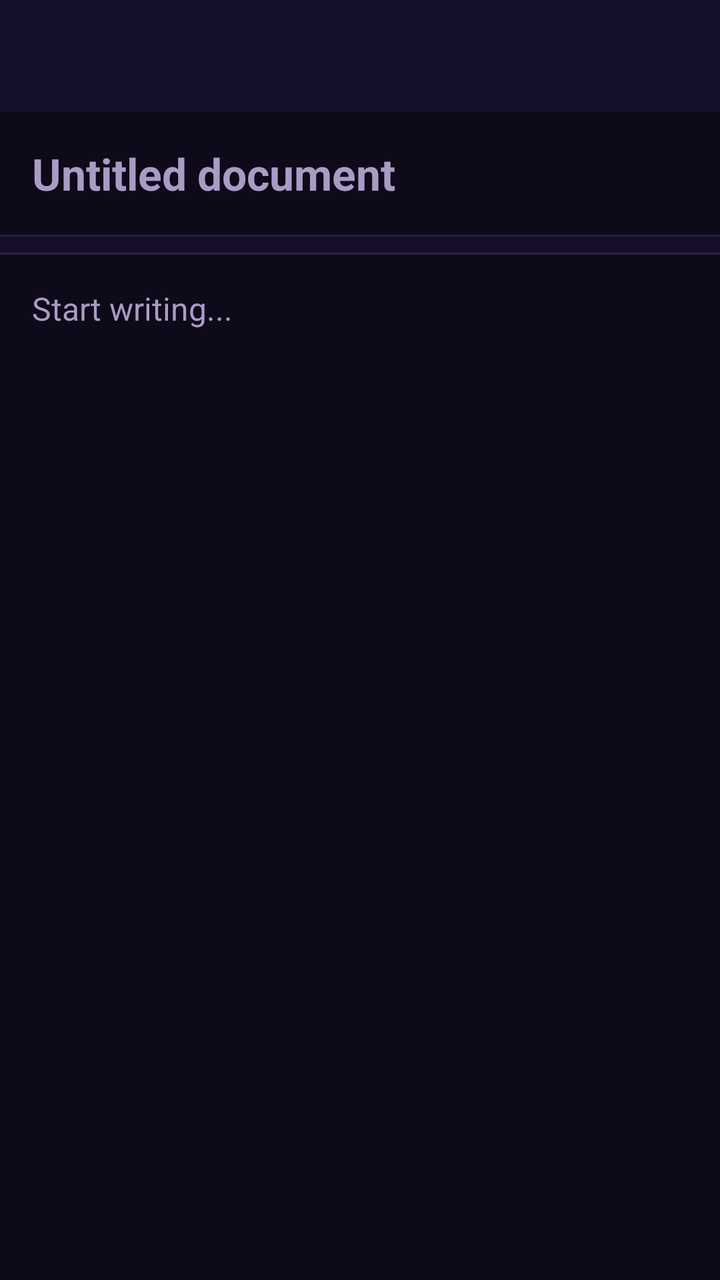
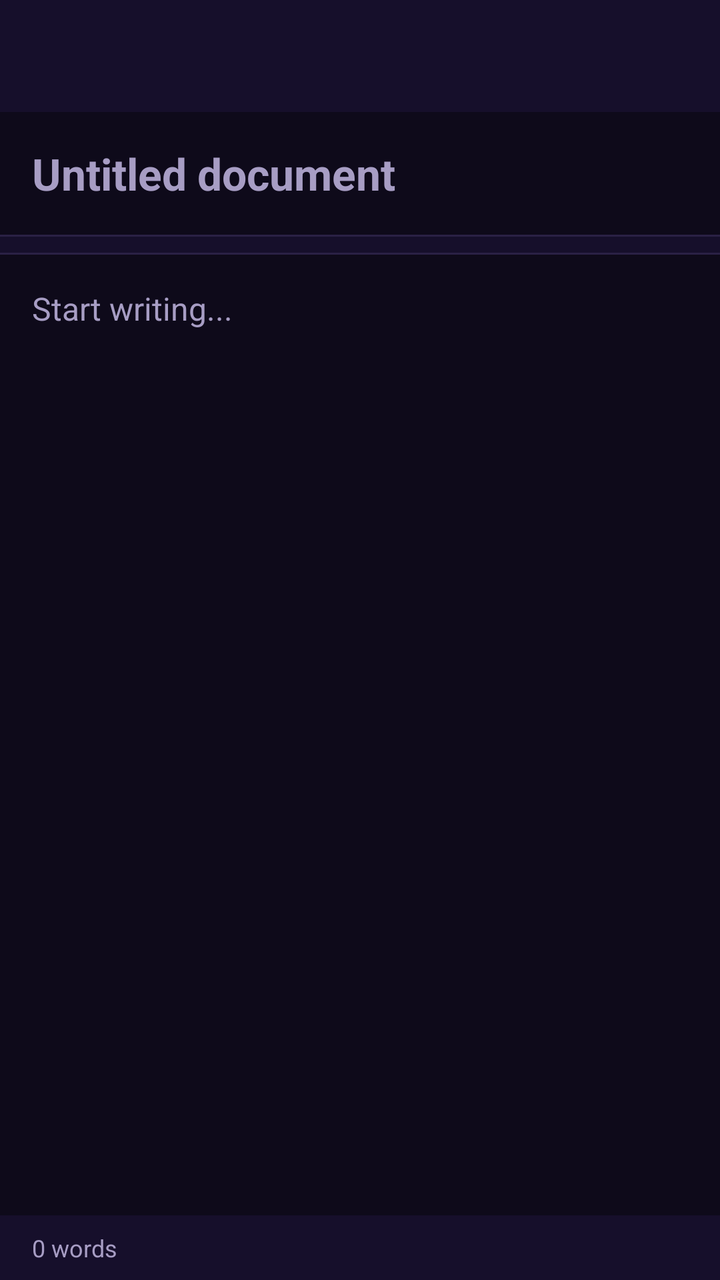

The first picture is an Android layout as it rendered before a commit; the second is the same layout after the commit. The layout source and the unified diff follow.
<!-- AndroidManifest.xml: application theme Theme.MakrydenDocs -->
<!-- res/layout/activity_writer_editor.xml -->
<?xml version="1.0" encoding="utf-8"?>
<LinearLayout xmlns:android="http://schemas.android.com/apk/res/android"
    xmlns:app="http://schemas.android.com/apk/res-auto"
    android:layout_width="match_parent"
    android:layout_height="match_parent"
    android:orientation="vertical"
    android:background="@color/sb_night">

    <androidx.appcompat.widget.Toolbar
        android:id="@+id/toolbar"
        android:layout_width="match_parent"
        android:layout_height="?attr/actionBarSize"
        android:background="@color/sb_deep"
        app:titleTextColor="@color/sb_gold"
        app:popupTheme="@style/ThemeOverlay.AppCompat.Dark" />

    <EditText
        android:id="@+id/doc_title"
        android:layout_width="match_parent"
        android:layout_height="wrap_content"
        android:background="@null"
        android:textColor="#FFFFFF"
        android:textSize="22sp"
        android:textStyle="bold"
        android:hint="Untitled document"
        android:textColorHint="@color/sb_dim"
        android:padding="16dp"
        android:inputType="text"
        android:maxLines="2" />

    <View
        android:layout_width="match_parent"
        android:layout_height="1dp"
        android:background="#2A2145" />

    <HorizontalScrollView
        android:layout_width="match_parent"
        android:layout_height="wrap_content"
        android:background="@color/sb_deep"
        android:scrollbars="none">

        <LinearLayout
            android:id="@+id/format_bar"
            android:layout_width="wrap_content"
            android:layout_height="wrap_content"
            android:orientation="horizontal"
            android:padding="4dp" />

    </HorizontalScrollView>

    <View
        android:layout_width="match_parent"
        android:layout_height="1dp"
        android:background="#2A2145" />

    <ScrollView
        android:layout_width="match_parent"
        android:layout_height="0dp"
        android:layout_weight="1">

        <EditText
            android:id="@+id/doc_content"
            android:layout_width="match_parent"
            android:layout_height="wrap_content"
            android:minHeight="400dp"
            android:background="@null"
            android:textColor="#FFFFFF"
            android:textSize="16sp"
            android:lineSpacingExtra="4dp"
            android:hint="Start writing..."
            android:textColorHint="@color/sb_dim"
            android:padding="16dp"
            android:gravity="top"
            android:inputType="textMultiLine"
            android:scrollbars="vertical" />

    </ScrollView>

</LinearLayout>
<!-- resources referenced by this layout -->
<resources>
  <color name="sb_deep">#160F2B</color>
  <color name="sb_dim">#A79DC4</color>
  <color name="sb_gold">#E8C266</color>
  <color name="sb_night">#0E0A1A</color>
  <style name="Theme.MakrydenDocs" parent="Theme.AppCompat.NoActionBar">
          <item name="android:statusBarColor">@color/sb_deep</item>
          <item name="android:navigationBarColor">@color/sb_deep</item>
          <item name="android:windowBackground">@color/sb_deep</item>
      </style>
</resources>

<!-- the commit's change to res/layout/activity_writer_editor.xml (unified diff, before → after) -->
@@ -76,4 +76,17 @@
 
     </ScrollView>
 
+    <TextView
+        android:id="@+id/word_count"
+        android:layout_width="match_parent"
+        android:layout_height="wrap_content"
+        android:background="@color/sb_deep"
+        android:textColor="@color/sb_dim"
+        android:textSize="12sp"
+        android:paddingStart="16dp"
+        android:paddingEnd="16dp"
+        android:paddingTop="8dp"
+        android:paddingBottom="8dp"
+        android:text="0 words" />
+
 </LinearLayout>
